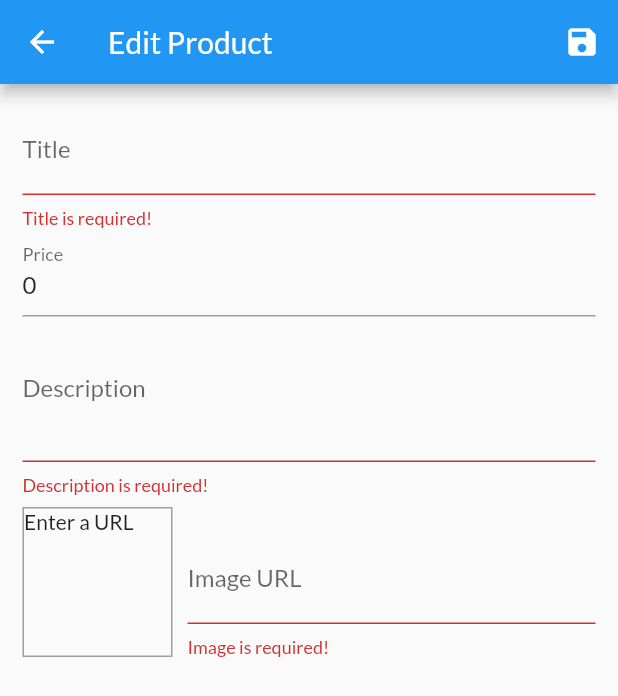
After one commit to kortby/grepha-flutter, a Flutter app: the EditProduct screen opened by its route, after a tap on the "save" icon, on a phone screen of 412 x 824 dp. The commit adds this screen. Shown: the top 696 px of the screen. Run offline on Flutter 3.47's test engine with Material 2 defaults, Android fonts, the phone set to English and light mode, and no system bars; network calls fail.

Commit message:
http fetch

```diff
--- a/lib/main.dart
+++ b/lib/main.dart
@@ -7,6 +7,8 @@ import 'package:shop/screens/cart.dart';
 import 'package:shop/screens/orders.dart';
 import 'package:shop/screens/product_detail.dart';
 import 'package:shop/screens/product_overview.dart';
+import 'package:shop/screens/user_products.dart';
+import 'package:shop/screens/edit_product.dart';
 
 void main() => runApp(MyApp());
 
@@ -39,6 +41,8 @@ class MyApp extends StatelessWidget {
           ProductDetail.routeName: (ctx) => const ProductDetail(),
           Cart.routeName: (ctx) => const Cart(),
           Orders.routeName: (ctx) => const Orders(),
+          UserProducts.routeName: (ctx) => const UserProducts(),
+          EditProduct.routeName: (ctx) => const EditProduct(),
         },
       ),
     );
--- a/lib/providers/product_provider.dart
+++ b/lib/providers/product_provider.dart
@@ -1,56 +1,90 @@
+import 'dart:convert';
+
 import 'package:flutter/material.dart';
 import 'package:shop/models/product.dart';
 
+import 'package:http/http.dart' as http;
+
 class ProductProvider with ChangeNotifier {
-  final List<Product> _items = [
-    Product(
-      id: 'p1',
-      title: 'Red Shirt',
-      description: 'A red shirt - it is pretty red!',
-      price: 29.99,
-      imageUrl:
-          'https://cdn.pixabay.com/photo/2016/10/02/22/17/red-t-shirt-1710578_1280.jpg',
-    ),
-    Product(
-      id: 'p2',
-      title: 'Trousers',
-      description: 'A nice pair of trousers.',
-      price: 59.99,
-      imageUrl:
-          'https://upload.wikimedia.org/wikipedia/commons/thumb/e/e8/Trousers%2C_dress_%28AM_1960.022-8%29.jpg/512px-Trousers%2C_dress_%28AM_1960.022-8%29.jpg',
-    ),
-    Product(
-      id: 'p3',
-      title: 'Yellow Scarf',
-      description: 'Warm and cozy - exactly what you need for the winter.',
-      price: 19.99,
-      imageUrl:
-          'https://live.staticflickr.com/4043/4438260868_cc79b3369d_z.jpg',
-    ),
-    Product(
-      id: 'p4',
-      title: 'A Pan',
-      description: 'Prepare any meal you want.',
-      price: 49.99,
-      imageUrl:
-          'https://upload.wikimedia.org/wikipedia/commons/thumb/1/14/Cast-Iron-Pan.jpg/1024px-Cast-Iron-Pan.jpg',
-    ),
-  ];
+  List<Product> _items = [];
 
   List<Product> get items {
     return [..._items];
+  }
+
+  Future<void> fetchAllProducts() async {
+    var url = Uri.tryParse(
+        'https://grepha-2bfb7-default-rtdb.firebaseio.com/product.json');
+    try {
+      final response = await http.get(url!);
+      final data = json.decode(response.body) as Map<String, dynamic>;
+      List<Product> loadedData = [];
+      data.forEach((key, value) {
+        loadedData.add(
+          Product(
+              id: key,
+              title: value['title'],
+              description: value['description'],
+              price: value['price'],
+              imageUrl: value['imageUrl'],
+              isFavorite: value['isFavorite']),
+        );
+      });
+      _items = loadedData;
+      notifyListeners();
+    } catch (error) {
+      rethrow;
+    }
   }
 
   List<Product> get favoriteItems {
     return _items.where((prod) => prod.isFavorite).toList();
   }
 
-  void addProduct(Product prod) {
-    _items.add(prod);
+  Future<void> addProduct(Product prod) async {
+    var url = Uri.tryParse(
+        'https://grepha-2bfb7-default-rtdb.firebaseio.com/product.json');
+    try {
+      final response = await http.post(
+        url!,
+        body: json.encode({
+          'title': prod.title,
+          'description': prod.description,
+          'price': prod.price,
+          'imageUrl': prod.title,
+          'isFavorite': prod.isFavorite,
+        }),
+      );
+      final product = Product(
+        id: json.decode(response.body)['name'],
+        title: prod.title,
+        description: prod.description,
+        price: prod.price,
+        imageUrl: prod.imageUrl,
+      );
+      _items.add(product);
+      notifyListeners();
+    } catch (error) {
+      throw error;
+    }
+  }
+
+  void updateProduct(String id, Product prod) {
+    print('updating provider ======');
+    final productToUpdateIndex =
+        _items.indexWhere((product) => product.id == id);
+    if (productToUpdateIndex >= 0) {
+      _items[productToUpdateIndex] = prod;
+    }
     notifyListeners();
   }
 
   Product findById(String id) {
     return _items.firstWhere((prod) => prod.id == id);
   }
+
+  void deleteProduct(String id) {
+    _items.removeWhere((prod) => prod.id == id);
+    notifyListeners();
+  }
 }
--- /dev/null
+++ b/lib/screens/edit_product.dart
@@ -0,0 +1,299 @@
+import 'package:flutter/material.dart';
+import 'package:provider/provider.dart';
+import 'package:shop/models/product.dart';
+import 'package:shop/providers/product_provider.dart';
+
+class EditProduct extends StatefulWidget {
+  static const routeName = '/edit-product';
+  const EditProduct({Key? key}) : super(key: key);
+
+  @override
+  State<EditProduct> createState() => _EditProductState();
+}
+
+class _EditProductState extends State<EditProduct> {
+  final _priceFocusNode = FocusNode();
+  final _descriptionFocusNode = FocusNode();
+  final _imageUrlController = TextEditingController();
+  final _imageUrlFocusNode = FocusNode();
+  final _form = GlobalKey<FormState>();
+
+  Product _editedProduct = Product(
+    title: '',
+    description: '',
+    price: 0,
+    imageUrl: '',
+    isFavorite: false,
+    id: '',
+  );
+
+  @override
+  void initState() {
+    _imageUrlFocusNode.addListener(_updateUrlImage);
+    super.initState();
+  }
+
+  @override
+  void dispose() {
+    _imageUrlFocusNode.removeListener(_updateUrlImage);
+    _priceFocusNode.dispose();
+    _descriptionFocusNode.dispose();
+    _imageUrlController.dispose();
+    _imageUrlFocusNode.dispose();
+    super.dispose();
+  }
+
+  var _isInit = true;
+  var _isLoading = false;
+
+  var _intValues = {
+    'title': '',
+    'price': 0,
+    'description': '',
+    'imageUrl': '',
+  };
+
+  @override
+  void didChangeDependencies() {
+    if (_isInit) {
+      final productId = ModalRoute.of(context)!.settings.arguments as String?;
+      if (productId != null) {
+        final editedProd = Provider.of<ProductProvider>(context, listen: false)
+            .findById(productId);
+        _intValues = {
+          'title': editedProd.title,
+          'price': editedProd.price.toString(),
+          'description': editedProd.description,
+        };
+        _imageUrlController.text = editedProd.imageUrl;
+      }
+    }
+    _isInit = false;
+    super.didChangeDependencies();
+  }
+
+  void _updateUrlImage() {
+    if (!_imageUrlFocusNode.hasFocus) {
+      setState(() {});
+    }
+    return;
+  }
+
+  Future<void> _saveForm() async {
+    final isValid = _form.currentState!.validate();
+    if (!isValid) {
+      return;
+    }
+    _form.currentState!.save();
+    setState(() {
+      _isLoading = true;
+    });
+    if (_editedProduct.id.isNotEmpty) {
+      Provider.of<ProductProvider>(context, listen: false)
+          .updateProduct(_editedProduct.id, _editedProduct);
+      Navigator.of(context).pop();
+    } else {
+      try {
+        await Provider.of<ProductProvider>(context, listen: false)
+            .addProduct(_editedProduct);
+        Navigator.of(context).pop();
+      } catch (e) {
+        await showDialog(
+          context: context,
+          builder: (ctx) => AlertDialog(
+            title: const Text(
+              'Something went wrong!',
+            ),
+            content: Text(
+              'Something went wrong! Please try later. ${e.toString()}',
+            ),
+            actions: [
+              ElevatedButton(
+                onPressed: () {
+                  Navigator.of(context).pop();
+                },
+                child: const Text('Okay'),
+              ),
+            ],
+          ),
+        );
+      } finally {
+        setState(() {
+          _isLoading = false;
+        });
+      }
+    }
+  }
+
+  @override
+  Widget build(BuildContext context) {
+    return Scaffold(
+      appBar: AppBar(
+        title: const Text('Edit Product'),
+        actions: [
+          IconButton(
+            onPressed: _saveForm,
+            icon: const Icon(Icons.save),
+          ),
+        ],
+      ),
+      body: _isLoading
+          ? const Center(
+              child: CircularProgressIndicator(),
+            )
+          : Padding(
+              padding: const EdgeInsets.all(15),
+              child: Form(
+                key: _form,
+                child: ListView(
+                  children: [
+                    TextFormField(
+                      initialValue: _intValues['title'].toString(),
+                      decoration: const InputDecoration(
+                        labelText: 'Title',
+                      ),
+                      textInputAction: TextInputAction.next,
+                      onFieldSubmitted: (_) {
+                        FocusScope.of(context).requestFocus(_priceFocusNode);
+                      },
+                      validator: (value) {
+                        if (value!.isEmpty) {
+                          return 'Title is required!';
+                        }
+                        return null;
+                      },
+                      onSaved: (value) {
+                        _editedProduct = Product(
+                          id: _editedProduct.id,
+                          title: value!,
+                          description: _editedProduct.description,
+                          price: _editedProduct.price,
+                          imageUrl: _editedProduct.imageUrl,
+                          isFavorite: _editedProduct.isFavorite,
+                        );
+                      },
+                    ),
+                    TextFormField(
+                      initialValue: _intValues['price'].toString(),
+                      decoration: const InputDecoration(
+                        labelText: 'Price',
+                      ),
+                      textInputAction: TextInputAction.next,
+                      keyboardType: TextInputType.number,
+                      focusNode: _priceFocusNode,
+                      onFieldSubmitted: (_) {
+                        FocusScope.of(context)
+                            .requestFocus(_descriptionFocusNode);
+                      },
+                      validator: (value) {
+                        if (value!.isEmpty) {
+                          return 'Price is required!';
+                        }
+                        if (double.tryParse(value!) == null) {
+                          return 'Please enter a valid number!';
+                        }
+                        return null;
+                      },
+                      onSaved: (value) {
+                        _editedProduct = Product(
+                          id: _editedProduct.id,
+                          title: _editedProduct.title,
+                          description: _editedProduct.description,
+                          price: double.parse(value!),
+                          imageUrl: _editedProduct.imageUrl,
+                          isFavorite: _editedProduct.isFavorite,
+                        );
+                      },
+                    ),
+                    TextFormField(
+                      decoration: const InputDecoration(
+                        labelText: 'Description',
+                      ),
+                      initialValue: _intValues['description'].toString(),
+                      textInputAction: TextInputAction.next,
+                      maxLines: 3,
+                      keyboardType: TextInputType.multiline,
+                      focusNode: _descriptionFocusNode,
+                      validator: (value) {
+                        if (value!.isEmpty) {
+                          return 'Description is required!';
+                        }
+                        if (value!.length < 10) {
+                          return 'Description is too short, not long enough!';
+                        }
+                        return null;
+                      },
+                      onSaved: (value) {
+                        _editedProduct = Product(
+                          id: _editedProduct.id,
+                          title: _editedProduct.title,
+                          description: value!,
+                          price: _editedProduct.price,
+                          imageUrl: _editedProduct.imageUrl,
+                          isFavorite: _editedProduct.isFavorite,
+                        );
+                      },
+                    ),
+                    Row(
+                      crossAxisAlignment: CrossAxisAlignment.end,
+                      children: <Widget>[
+                        Container(
+                          width: 100,
+                          height: 100,
+                          margin: const EdgeInsets.only(
+                            top: 8,
+                            right: 10,
+                          ),
+                          decoration: BoxDecoration(
+                            border: Border.all(
+                              width: 1,
+                              color: Colors.grey,
+                            ),
+                          ),
+                          child: _imageUrlController.text.isEmpty
+                              ? const Text('Enter a URL')
+                              : FittedBox(
+                                  child: Image.network(
+                                    _imageUrlController.text,
+                                    fit: BoxFit.cover,
+                                  ),
+                                ),
+                        ),
+                        Expanded(
+                          child: TextFormField(
+                            decoration:
+                                const InputDecoration(labelText: 'Image URL'),
+                            keyboardType: TextInputType.url,
+                            textInputAction: TextInputAction.done,
+                            controller: _imageUrlController,
+                            focusNode: _imageUrlFocusNode,
+                            onFieldSubmitted: (_) {
+                              _saveForm;
+                            },
+                            onSaved: (value) {
+                              _editedProduct = Product(
+                                id: _editedProduct.id,
+                                title: _editedProduct.title,
+                                description: _editedProduct.description,
+                                price: _editedProduct.price,
+                                imageUrl: value!,
+                                isFavorite: _editedProduct.isFavorite,
+                              );
+                            },
+                            validator: (value) {
+                              if (value!.isEmpty) {
+                                return 'Image is required!';
+                              }
+                              return null;
+                            },
+                          ),
+                        ),
+                      ],
+                    ),
+                  ],
+                ),
+              ),
+            ),
+    );
+  }
+}
--- a/lib/widgets/app_drawer.dart
+++ b/lib/widgets/app_drawer.dart
@@ -1,5 +1,6 @@
 import 'package:flutter/material.dart';
 import 'package:shop/screens/orders.dart';
+import 'package:shop/screens/user_products.dart';
 
 class AppDrawer extends StatelessWidget {
   const AppDrawer({Key? key}) : super(key: key);
@@ -22,10 +23,18 @@ class AppDrawer extends StatelessWidget {
             },
           ),
           ListTile(
-            leading: const Icon(Icons.shop),
+            leading: const Icon(Icons.payment),
             title: const Text('Orders'),
             onTap: () {
               Navigator.of(context).pushReplacementNamed(Orders.routeName);
+            },
+          ),
+          ListTile(
+            leading: const Icon(Icons.edit),
+            title: const Text('Manage Products'),
+            onTap: () {
+              Navigator.of(context)
+                  .pushReplacementNamed(UserProducts.routeName);
             },
           ),
         ],
--- a/lib/widgets/product_item.dart
+++ b/lib/widgets/product_item.dart
@@ -41,7 +41,7 @@ class ProductItem extends StatelessWidget {
             trailing: IconButton(
               icon: const Icon(Icons.shopping_cart),
               onPressed: () {
-                cart.addItem(product.id, product.price, product.title);
+                cart.addItem(product.id!, product.price, product.title);
                 ScaffoldMessenger.of(context).hideCurrentSnackBar();
                 ScaffoldMessenger.of(context).showSnackBar(
                   SnackBar(
@@ -49,7 +49,7 @@ class ProductItem extends StatelessWidget {
                     action: SnackBarAction(
                       label: 'Undo',
                       onPressed: () {
-                        cart.removeSingleItem(product.id);
+                        cart.removeSingleItem(product.id!);
                       },
                     ),
                   ),
--- a/pubspec.yaml
+++ b/pubspec.yaml
@@ -37,6 +37,7 @@ dependencies:
   # Use with the CupertinoIcons class for iOS style icons.
   cupertino_icons: ^1.0.2
   intl: ^0.18.1
+  http: ^0.13.5
 
 dev_dependencies:
   flutter_test:
```
Also changed, not shown: lib/screens/product_overview.dart (+30 -2 lines), lib/screens/user_products.dart (added, +46 -0 lines), lib/widgets/user_product_item.dart (added, +50 -0 lines), pubspec.lock.
